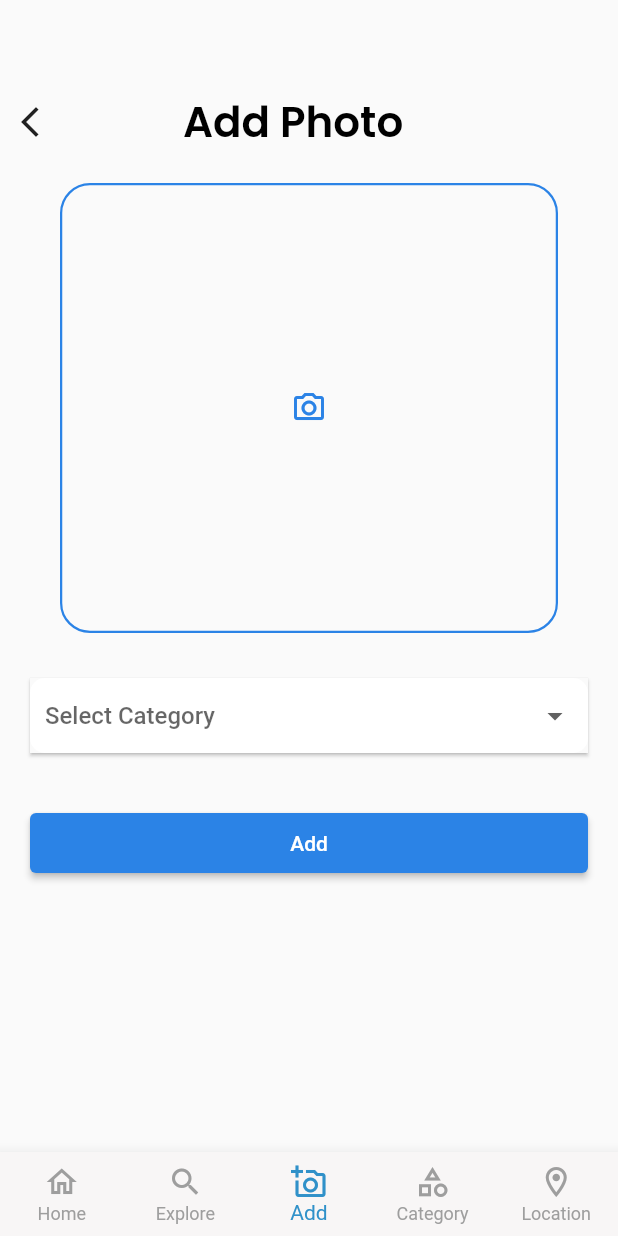
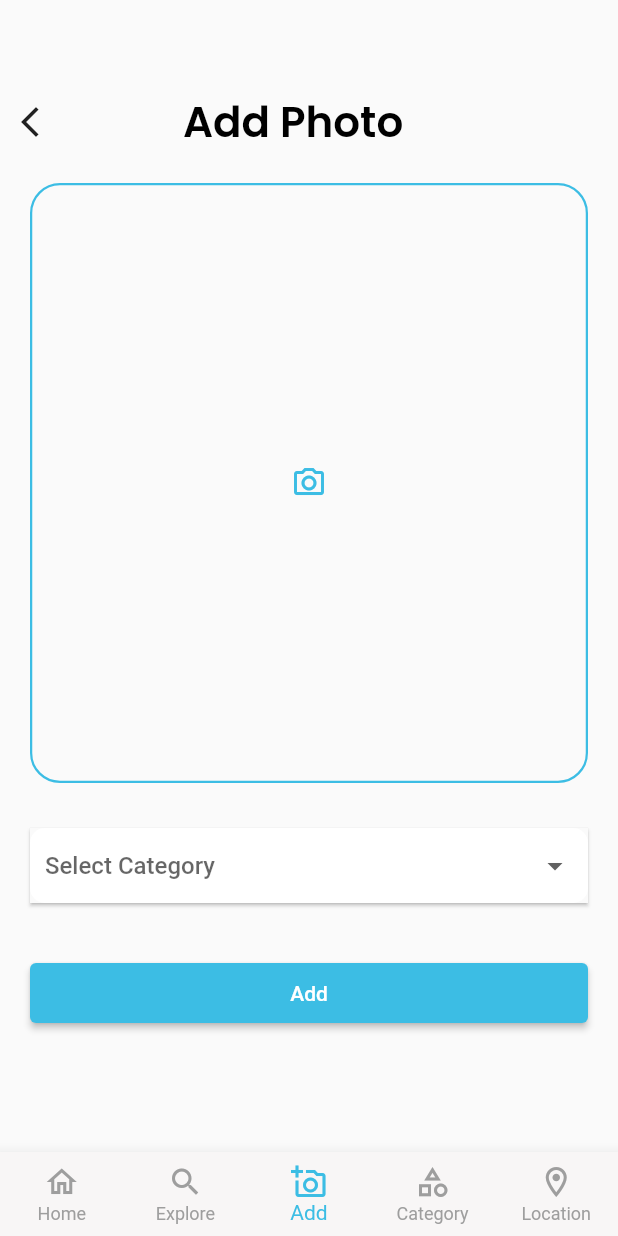
Before and after one commit to HifaOner/travelGallery, a Flutter app: the BottomNav screen opened directly, item 3 of the bottom bar chosen, after a tap on "Add", on a phone screen of 412 x 824 dp. Run offline on Flutter 3.47's test engine with Material 2 defaults, Android fonts, the phone set to English and light mode, and no system bars; our stand-ins replace cached_network_image, carousel_slider, dio, flutter_signin_button, geolocator, google_maps_flutter and 3 more.

Commit message:
changed UI color

```diff
--- a/lib/admin/add_photo.dart
+++ b/lib/admin/add_photo.dart
@@ -83,17 +83,17 @@
                         elevation: 0.0,
                         borderRadius: BorderRadius.circular(20.0),
                         child: Container(
-                          margin: EdgeInsets.only(left: 40, right: 40),
+                          margin: EdgeInsets.symmetric(horizontal: 20),
                           width: MediaQuery.of(context).size.width,
-                          height: 300,
+                          height: 400,
                           decoration: BoxDecoration(
                             border: Border.all(
-                                width: 1.5, color: AppColors.primaryColor),
+                                width: 1.5, color: AppColors.secondColor),
                             borderRadius: BorderRadius.circular(20.0),
                           ),
                           child: Icon(
                             Icons.camera_alt_outlined,
-                            color: AppColors.primaryColor,
+                            color: AppColors.secondColor,
                           ),
                         ),
                       ),
@@ -101,14 +101,15 @@
                   )
                 : Center(
                     child: Material(
-                      elevation: 4.0,
+                      elevation: 0.0,
                       borderRadius: BorderRadius.circular(20.0),
                       child: Container(
-                        width: 250,
-                        height: 300,
+                        margin: EdgeInsets.symmetric(horizontal: 20),
+                        width: MediaQuery.of(context).size.width,
+                        height: 400,
                         decoration: BoxDecoration(
                           border: Border.all(
-                              width: 1.5, color: AppColors.primaryColor),
+                              width: 1.5, color: AppColors.secondColor),
                           borderRadius: BorderRadius.circular(20.0),
                         ),
                         child: ClipRRect(
@@ -128,14 +129,14 @@
               padding: const EdgeInsets.symmetric(horizontal: 20),
               child: Material(
                 elevation: 1.0,
-
                 child: Container(
                   //margin: EdgeInsets.only(left: 20, right: 20),
                   padding: EdgeInsets.symmetric(horizontal: 10),
                   width: MediaQuery.of(context).size.width,
                   height: 50,
                   decoration: BoxDecoration(
-                      color: Colors.white, borderRadius: BorderRadius.circular(10)),
+                      color: Colors.white,
+                      borderRadius: BorderRadius.circular(10)),
                   child: DropdownButtonHideUnderline(
                       child: DropdownButton<String>(
                     items: categoryitems
@@ -175,7 +176,7 @@
                     child: ElevatedButton(
                       style: ButtonStyle(
                           backgroundColor: MaterialStatePropertyAll<Color>(
-                              AppColors.primaryColor)),
+                              AppColors.secondColor)),
                       onPressed: () {},
                       child: Text(
                         "Add",
--- a/lib/components/colors.dart
+++ b/lib/components/colors.dart
@@ -2,4 +2,5 @@
 
 class AppColors {
   static const primaryColor = Color(0xff2b83e6);
+  static const secondColor = Color.fromARGB(255, 60, 189, 228);
 }
--- a/lib/components/onboarding_data.dart
+++ b/lib/components/onboarding_data.dart
@@ -5,17 +5,17 @@
     OnboardingInfo(
       title: "Travel Gallery",
       description: "Save photos in the travel gallery by categories.",
-      image: "assets/images/agra.gif",
+      image: "assets/images/girls.gif",
   ),
   OnboardingInfo(
       title: "Explore Photos",
       description: "Explore photos shared by other travellers",
-      image: "assets/images/focus.gif",
+      image: "assets/images/photo.gif",
   ),
   OnboardingInfo(
       title: "Find Location",
       description: "Find your location easily wherever you go.",
-      image: "assets/images/location.gif",
+      image: "assets/images/current_loc.gif",
   ),
 
   ];
--- a/lib/main.dart
+++ b/lib/main.dart
@@ -1,7 +1,5 @@
 import 'package:flutter/material.dart';
 import 'package:oua_flutter_travel_gallery/views/bottom_nav.dart';
-import 'package:oua_flutter_travel_gallery/views/home.dart';
-import 'package:oua_flutter_travel_gallery/views/location.dart';
 import 'package:oua_flutter_travel_gallery/views/onboarding.dart';
 
 void main() {
@@ -19,7 +17,7 @@
       theme: ThemeData(
         primarySwatch: Colors.blue,
       ),
-      home: const BottomNav(),
+      home: const OnboardingPage(),
     );
   }
 }
--- a/lib/views/bottom_nav.dart
+++ b/lib/views/bottom_nav.dart
@@ -5,6 +5,7 @@
 import 'package:flutter/src/widgets/framework.dart';
 import 'package:oua_flutter_travel_gallery/admin/add_photo.dart';
 import 'package:oua_flutter_travel_gallery/admin/admin_login.dart';
+import 'package:oua_flutter_travel_gallery/components/colors.dart';
 import 'package:oua_flutter_travel_gallery/views/categories.dart';
 import 'package:oua_flutter_travel_gallery/views/location.dart';
 import 'package:oua_flutter_travel_gallery/views/explore.dart';
@@ -78,7 +79,7 @@
         ],
         currentIndex: currentTabIndex,
         type: BottomNavigationBarType.fixed,
-        selectedItemColor: Color.fromARGB(255, 48, 145, 201),
+        selectedItemColor: AppColors.secondColor,
         unselectedItemColor: Colors.grey,
       ),
       body: pages[currentTabIndex],
--- a/lib/views/home.dart
+++ b/lib/views/home.dart
@@ -4,6 +4,7 @@
 import 'package:flutter/material.dart';
 import 'package:flutter/src/widgets/container.dart';
 import 'package:flutter/src/widgets/framework.dart';
+import 'package:oua_flutter_travel_gallery/admin/add_photo.dart';
 import 'package:oua_flutter_travel_gallery/components/colors.dart';
 import 'package:oua_flutter_travel_gallery/views/categories.dart';
 import 'package:oua_flutter_travel_gallery/views/explore.dart';
@@ -19,11 +20,11 @@
 class _HomeState extends State<Home> {
   // DATA
   List travelPhotos = [
-    //"assets/images/bosnia.jpg",
-    "assets/images/mosque_ist.jpg",
-    "assets/images/southeastern.jpg",
-    "assets/images/street_ist.jpg",
-    //"assets/images/mosque_ist.jpg"
+    //"assets/images/capo.jpg",
+    "assets/images/ist.jpg",
+    "assets/images/mardin.jpg",
+    "assets/images/lighthouse.jpg",
+
   ];
 
   int activeIndex = 0; // SmoothIndicator
@@ -83,14 +84,14 @@
                         fontSize: 15,
                         fontFamily: "Roboto",
                         fontWeight: FontWeight.w500,
-                        color: AppColors.primaryColor,
+                        color: AppColors.secondColor,
                       ),
                     ),
                   ),
                   Icon(
                     Icons.arrow_forward_outlined,
                     size: 20,
-                    color: AppColors.primaryColor,
+                    color: AppColors.secondColor,
                   ),
                 ],
               ),
@@ -104,8 +105,8 @@
                   decoration: BoxDecoration(
                       gradient: LinearGradient(
                         colors: [
-                          AppColors.primaryColor,
-                          Color.fromARGB(255, 33, 113, 204).withOpacity(1),
+                          Color.fromARGB(255, 18, 149, 224),
+                          AppColors.secondColor.withOpacity(0.8),
                         ],
                         begin: Alignment.bottomLeft,
                         end: Alignment.centerRight,
@@ -129,7 +130,7 @@
                       crossAxisAlignment: CrossAxisAlignment.start,
                       children: [
                         Text(
-                          "Visit Regions in Turkey and",
+                          "Visit Turkey This Summer and",
                           style: TextStyle(
                               fontFamily: "Roboto",
                               fontSize: 20,
@@ -140,7 +141,7 @@
                           height: 5,
                         ),
                         Text(
-                          "Save Photos to Travel Gallery.",
+                          "Add Your Photos to Travel Gallery",
                           style: TextStyle(
                               fontFamily: "Roboto",
                               fontSize: 20,
@@ -173,7 +174,7 @@
                                 Navigator.push(
                                     context,
                                     MaterialPageRoute(
-                                        builder: (context) => Categories()));
+                                        builder: (context) => AddPhoto()));
                               },
                               child: Icon(
                                 Icons.navigate_next_outlined,
@@ -221,14 +222,12 @@
         activeIndex: activeIndex,
         count: 3,
         effect: SlideEffect(
-            dotWidth: 13,
-            dotHeight: 13,
-            activeDotColor: AppColors.primaryColor),
+            dotWidth: 13, dotHeight: 13, activeDotColor: AppColors.secondColor),
       );
 
   // PHOTO WIDGET
   Widget buildImage(String urlImage, int index) => Container(
-        margin: EdgeInsets.only(left: 20),
+        margin: EdgeInsets.only(left: 5, right: 5),
         height: MediaQuery.of(context).size.height / 1.5,
         width: MediaQuery.of(context).size.width,
         child: ClipRRect(
--- a/lib/views/location.dart
+++ b/lib/views/location.dart
@@ -95,7 +95,7 @@
                           width: MediaQuery.of(context).size.width / 1.9,
                           decoration: BoxDecoration(
                               border: Border.all(
-                                  color: AppColors.primaryColor, width: 2),
+                                  color: AppColors.secondColor, width: 2),
                               borderRadius: BorderRadius.circular(30),
                               gradient: const LinearGradient(colors: [
                                 Color.fromARGB(54, 255, 255, 255),
@@ -108,7 +108,7 @@
                                   "See Current Location",
                                   style: TextStyle(
                                       fontSize: 16.0,
-                                      color: AppColors.primaryColor,
+                                      color: AppColors.secondColor,
                                       fontFamily: "Poppins",
                                       fontWeight: FontWeight.bold),
                                 ),
--- a/lib/views/onboarding.dart
+++ b/lib/views/onboarding.dart
@@ -56,7 +56,7 @@
                             fontSize: 25,
                             fontFamily: "Poppins",
                             fontWeight: FontWeight.bold,
-                            color: AppColors.primaryColor),
+                            color: AppColors.secondColor),
                         textAlign: TextAlign.center,
                       ),
                       Padding(
@@ -92,7 +92,7 @@
                 decoration: BoxDecoration(
                   borderRadius: BorderRadius.circular(50),
                   color: currentIndex == index
-                      ? AppColors.primaryColor
+                      ? AppColors.secondColor
                       : Colors.grey,
                 ),
                 height: 7,
@@ -110,7 +110,7 @@
       height: 55,
       decoration: BoxDecoration(
         borderRadius: BorderRadius.circular(8),
-        color: Color(0xff2b83e6),
+        color: AppColors.secondColor,
       ),
       child: TextButton(
         onPressed: () {
```
Also changed, not shown: lib/admin/admin_login.dart (+11 -7 lines), assets/images/agra.gif (deleted), assets/images/capo.jpg (added), assets/images/cite_de_pera.jpg (added), assets/images/current_loc.gif (added), assets/images/focus.gif (deleted), assets/images/girls.gif (added), assets/images/ist.jpg (added), assets/images/lighthouse.jpg (added), assets/images/location.gif (deleted), assets/images/mardin.jpg (added), assets/images/photo.gif (added).
